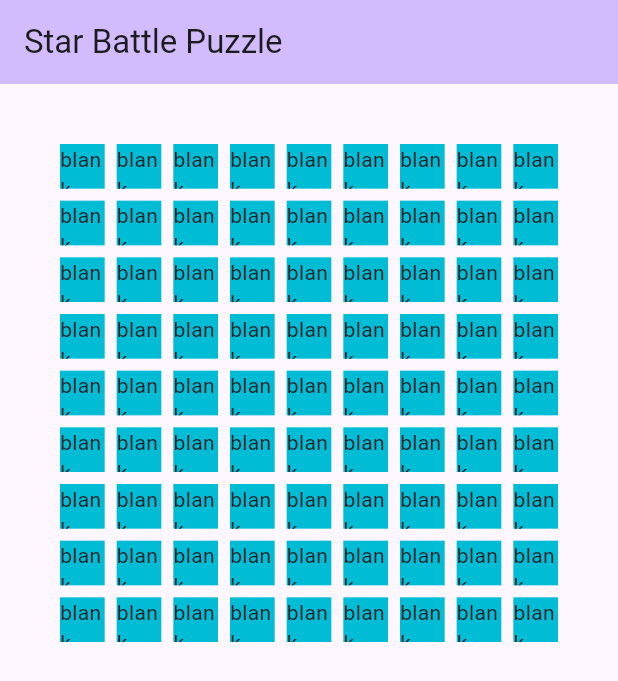
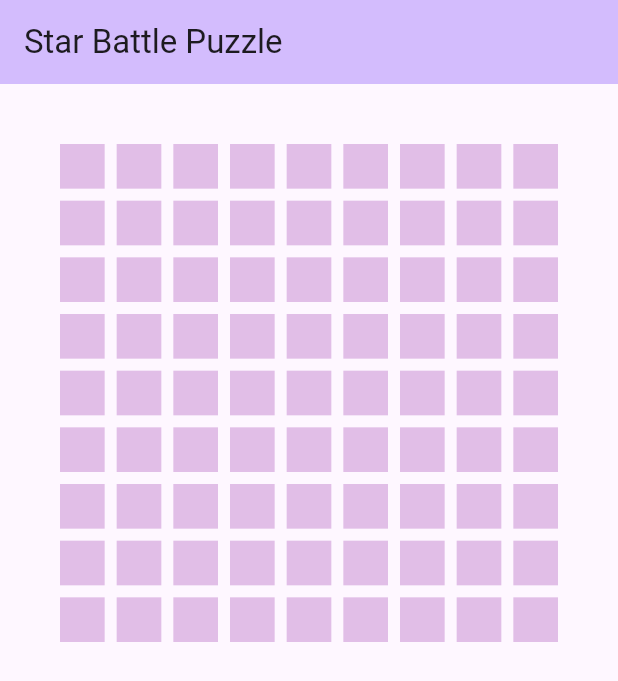
Before and after one commit to weasdown/starsolver_flutter, a Flutter app: the screen it shows after launch, on a phone screen of 412 x 824 dp. Shown: the top 681 px of the screen. Run offline on Flutter 3.47's test engine with Material 3 defaults, Android fonts, the phone set to English and light mode, and no system bars; missing offline and left inert: color.

Commit message:
Fix colour setting, display only status

```diff
--- a/lib/src/presentation/cell_widget.dart
+++ b/lib/src/presentation/cell_widget.dart
@@ -6,13 +6,7 @@ import '../logic/cell.dart';
 class CellWidget extends StatefulWidget {
   final Cell cell;
 
-  const CellWidget({
-    super.key,
-    required this.cell,
-    this.colour = Colors.cyan,
-  });
-
-  final Color colour;
+  const CellWidget({super.key, required this.cell});
 
   @override
   State<CellWidget> createState() => _CellWidgetState();
@@ -31,22 +25,31 @@ class _CellWidgetState extends State<CellWidget> {
 
   @override
   Widget build(BuildContext context) {
-    return Container(
-      height: size,
-      width: size,
-      color:
-          // switch (widget.cell.status) {
-          //   CellStatus.blank => Theme.of(context).canvasColor,
-          //   CellStatus.dot => Colors.grey,
-          //   CellStatus.star => Colors.greenAccent,
-          // }
-          widget.colour,
-      child: GestureDetector(
-        onTap: setNextStatus,
-        onLongPress: setStar,
+    final MaterialColor baseColour = Colors.purple;
+
+    final CellStatus cellStatus = widget.cell.status;
+
+    return GestureDetector(
+      onTap: setNextStatus,
+      onLongPress: setStar,
+      child: Container(
+        height: size,
+        width: size,
+        color:
+            // switch (widget.cell.status) {
+            //   CellStatus.blank => Theme.of(context).canvasColor,
+            //   CellStatus.dot => baseColour[100],
+            //   CellStatus.star => baseColour[400],
+            // },
+            baseColour[100],
         child: Center(
-          child: Text('${widget.cell.status.name}\n'
-              '${widget.cell.coord}'),
+          child: Text(
+            cellStatus.text,
+            textAlign: TextAlign.center,
+            style: TextStyle(fontSize: 28),
+          ),
+          // Text('${widget.cell.status.name}\n'
+          //     '${widget.cell.coord}'),
         ),
       ),
     );
```
